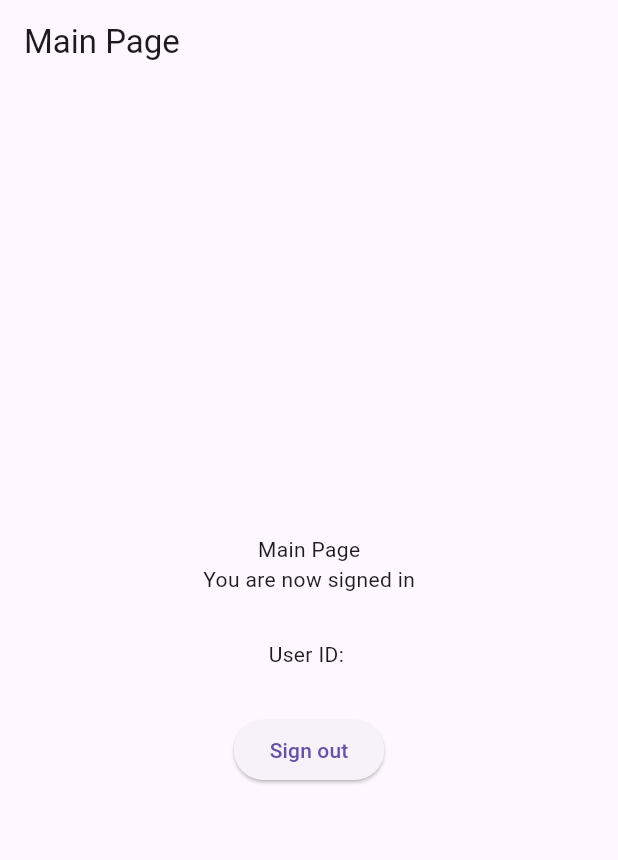
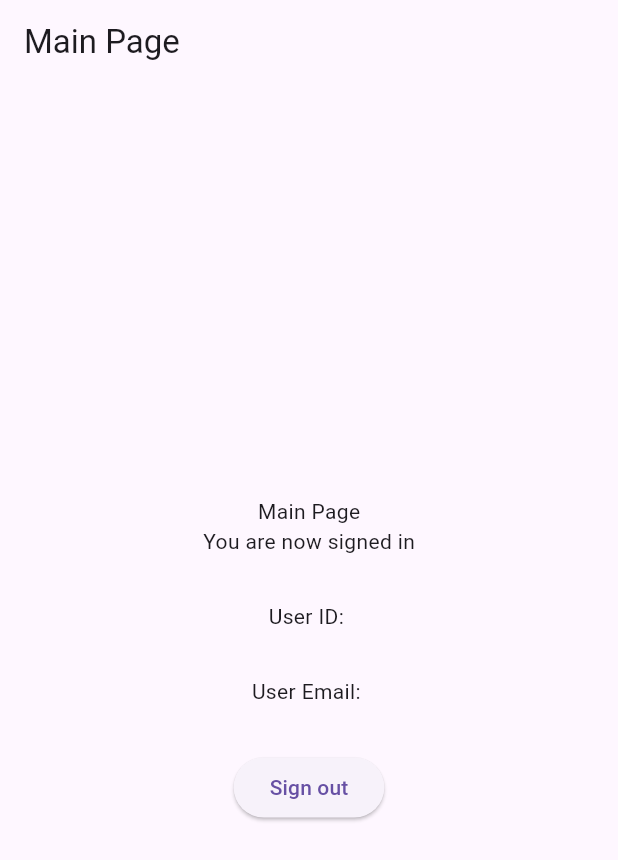
Before and after one commit to DilukshanA/flutter_firebase_auth, a Flutter app: the screen it shows once a user with an empty profile is signed in, on a phone screen of 412 x 824 dp. Shown: the top 860 px of the screen. Run offline on Flutter 3.47's test engine with Material 3 defaults, Android fonts, the phone set to English and light mode, and no system bars; our stand-ins replace firebase_auth, firebase_core, google_sign_in; accounts and stored records are empty.

Commit message:
show email on main page

```diff
--- a/lib/pages/main_page.dart
+++ b/lib/pages/main_page.dart
@@ -6,6 +6,7 @@ class MainPage extends StatelessWidget {
   MainPage({super.key});
 
   final String usreId = AuthService().getCurretUser()?.uid ?? "unknown";
+  final String userEmail = AuthService().getCurretUser()?.email ?? "no email";
 
   //create signout method
   void _signOut(BuildContext context) async {
@@ -36,6 +37,10 @@ class MainPage extends StatelessWidget {
             const SizedBox(
               height: 30,
             ),
+            Text("User Email: $userEmail"),
+            const SizedBox(
+              height: 30,
+            ),
 
             // sign out
             ElevatedButton(
```
